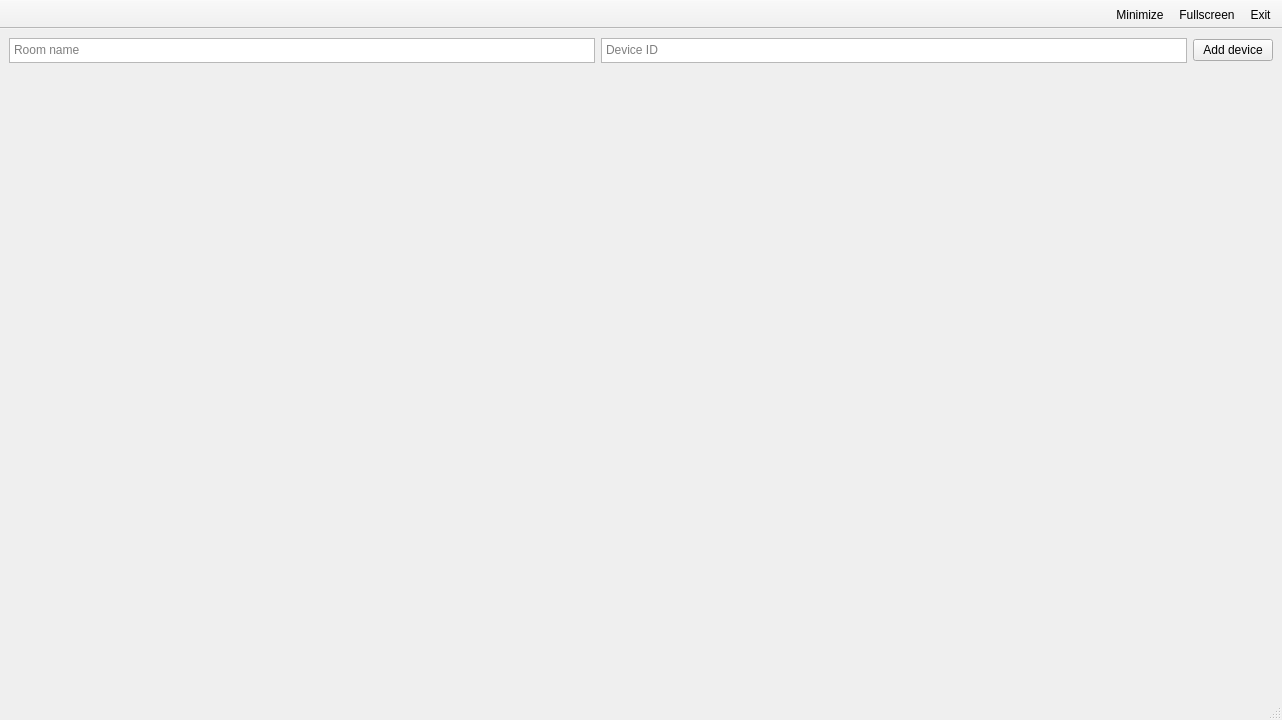
Before: the Qt Designer form RPI/weatherstation/mainwindow.ui in domazetov/weatherstation, drawn with Qt 5.
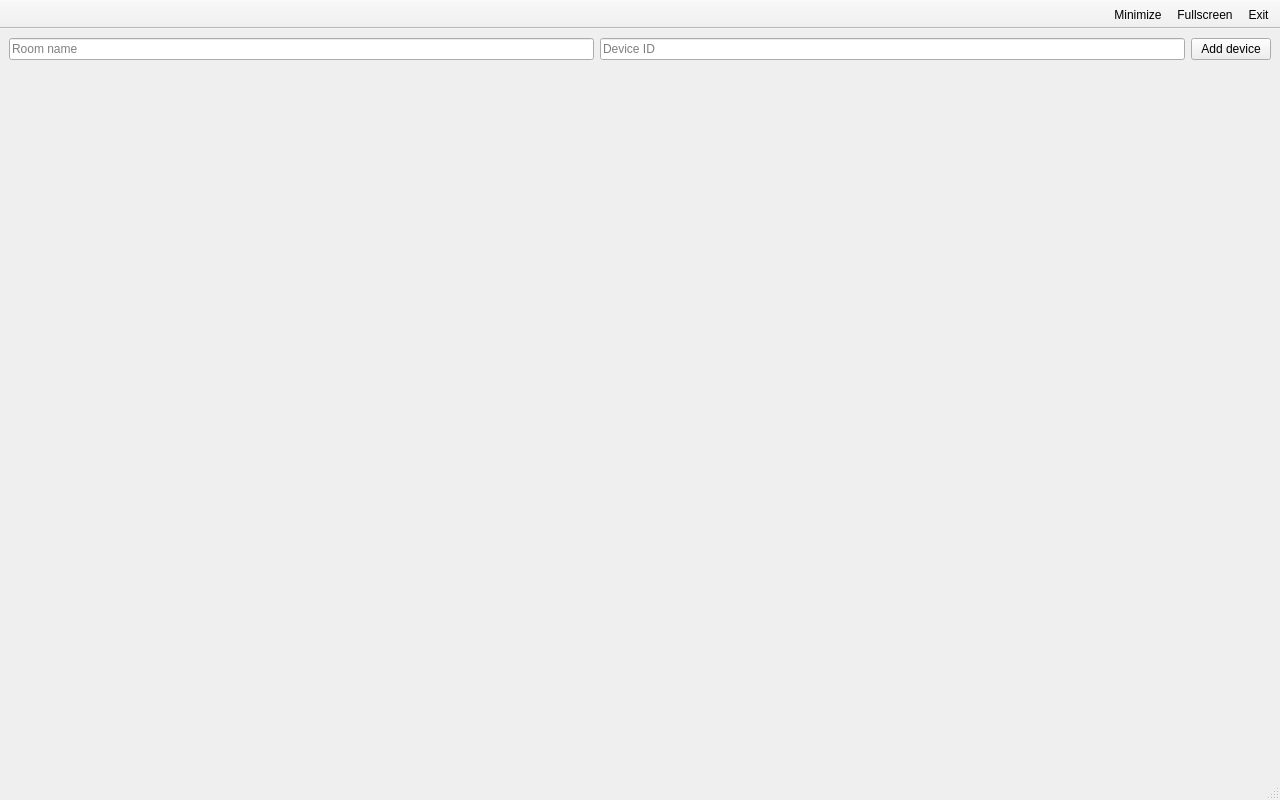
After: the same form once the commit is applied. Icons and pictures are not drawn.

What changed in the file:
```diff
--- a/RPI/weatherstation/mainwindow.ui
+++ b/RPI/weatherstation/mainwindow.ui
@@ -9,8 +9,8 @@
    <rect>
     <x>0</x>
     <y>0</y>
-    <width>1282</width>
-    <height>720</height>
+    <width>1280</width>
+    <height>800</height>
    </rect>
   </property>
   <property name="sizePolicy">
@@ -22,7 +22,7 @@
   <property name="minimumSize">
    <size>
     <width>0</width>
-    <height>720</height>
+    <height>800</height>
    </size>
   </property>
   <property name="cursor">
@@ -36,18 +36,12 @@
     <item>
      <layout class="QHBoxLayout" name="horizontalLayout">
       <item>
-       <widget class="QPlainTextEdit" name="device_name">
-        <property name="minimumSize">
-         <size>
-          <width>0</width>
-          <height>25</height>
-         </size>
+       <widget class="QLineEdit" name="device_name">
+        <property name="inputMask">
+         <string/>
         </property>
-        <property name="maximumSize">
-         <size>
-          <width>16777215</width>
-          <height>25</height>
-         </size>
+        <property name="text">
+         <string/>
         </property>
         <property name="baseSize">
          <size>
@@ -55,61 +49,34 @@
           <height>25</height>
          </size>
         </property>
-        <property name="acceptDrops">
-         <bool>true</bool>
+        <property name="echoMode">
+         <enum>QLineEdit::Normal</enum>
         </property>
-        <property name="verticalScrollBarPolicy">
-         <enum>Qt::ScrollBarAlwaysOff</enum>
-        </property>
-        <property name="horizontalScrollBarPolicy">
-         <enum>Qt::ScrollBarAlwaysOff</enum>
-        </property>
-        <property name="sizeAdjustPolicy">
-         <enum>QAbstractScrollArea::AdjustIgnored</enum>
-        </property>
-        <property name="tabChangesFocus">
-         <bool>true</bool>
-        </property>
-        <property name="centerOnScroll">
-         <bool>true</bool>
+        <property name="dragEnabled">
+         <bool>false</bool>
         </property>
         <property name="placeholderText">
          <string>Room name</string>
         </property>
+        <property name="cursorMoveStyle">
+         <enum>Qt::LogicalMoveStyle</enum>
+        </property>
+        <property name="clearButtonEnabled">
+         <bool>true</bool>
+        </property>
        </widget>
       </item>
       <item>
-       <widget class="QPlainTextEdit" name="device_id">
-        <property name="minimumSize">
-         <size>
-          <width>0</width>
-          <height>25</height>
-         </size>
-        </property>
-        <property name="maximumSize">
-         <size>
-          <width>16777215</width>
-          <height>25</height>
-         </size>
-        </property>
-        <property name="baseSize">
-         <size>
-          <width>0</width>
-          <height>25</height>
-         </size>
-        </property>
-        <property name="verticalScrollBarPolicy">
-         <enum>Qt::ScrollBarAlwaysOff</enum>
-        </property>
-        <property name="horizontalScrollBarPolicy">
-         <enum>Qt::ScrollBarAlwaysOff</enum>
-        </property>
-        <property name="tabChangesFocus">
-         <bool>true</bool>
+       <widget class="QLineEdit" name="device_id">
+        <property name="maxLength">
+         <number>50</number>
         </property>
         <property name="placeholderText">
          <string>Device ID</string>
         </property>
+        <property name="clearButtonEnabled">
+         <bool>true</bool>
+        </property>
        </widget>
       </item>
       <item>
@@ -138,7 +105,7 @@
      <widget class="QFrame" name="frame_1">
       <property name="minimumSize">
        <size>
-        <width>1264</width>
+        <width>0</width>
         <height>0</height>
        </size>
       </property>
@@ -148,7 +115,14 @@
       <property name="frameShadow">
        <enum>QFrame::Raised</enum>
       </property>
-      <layout class="QHBoxLayout" name="horizontalLayout_1"/>
+      <layout class="QHBoxLayout" name="horizontalLayout_1">
+       <property name="topMargin">
+        <number>2</number>
+       </property>
+       <property name="bottomMargin">
+        <number>2</number>
+       </property>
+      </layout>
      </widget>
     </item>
     <item>
@@ -172,7 +146,14 @@
       <property name="frameShadow">
        <enum>QFrame::Raised</enum>
       </property>
-      <layout class="QHBoxLayout" name="horizontalLayout_2"/>
+      <layout class="QHBoxLayout" name="horizontalLayout_2">
+       <property name="topMargin">
+        <number>2</number>
+       </property>
+       <property name="bottomMargin">
+        <number>2</number>
+       </property>
+      </layout>
      </widget>
     </item>
     <item>
@@ -196,7 +177,14 @@
       <property name="frameShadow">
        <enum>QFrame::Raised</enum>
       </property>
-      <layout class="QHBoxLayout" name="horizontalLayout_3"/>
+      <layout class="QHBoxLayout" name="horizontalLayout_3">
+       <property name="topMargin">
+        <number>2</number>
+       </property>
+       <property name="bottomMargin">
+        <number>2</number>
+       </property>
+      </layout>
      </widget>
     </item>
     <item>
```
Left out of the diff: 7 changed lines with no effect on the pictures.
